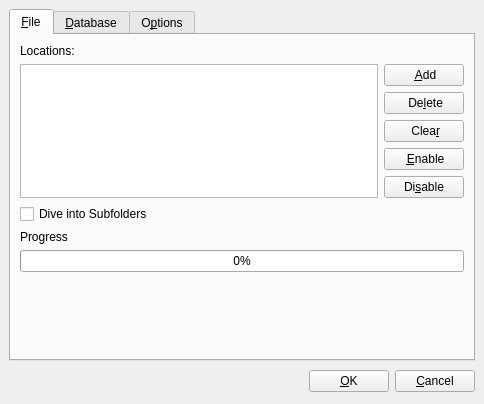
cc-archive/pootle, file pootling/ui/tmSetting.ui: the form before one commit.
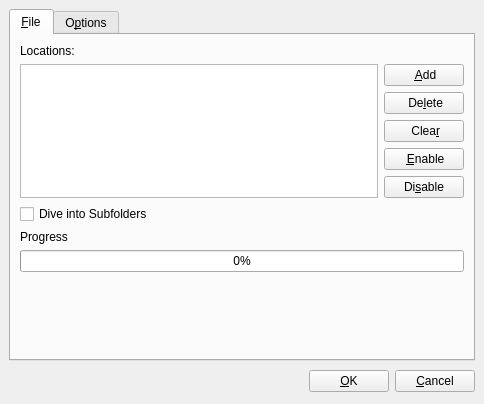
The form after the commit. Icons and pictures are not drawn.

Commit message: Improve interface of Preferece dialog, MainEditor, and tmSetting

Patch:
```diff
--- a/pootling/ui/tmSetting.ui
+++ b/pootling/ui/tmSetting.ui
@@ -210,11 +210,6 @@
        </item>
       </layout>
      </widget>
-     <widget class="QWidget" name="tab_3" >
-      <attribute name="title" >
-       <string>&amp;Database</string>
-      </attribute>
-     </widget>
      <widget class="QWidget" name="tab_4" >
       <attribute name="title" >
        <string>O&amp;ptions</string>
```
The commit also changes 5 other files.
